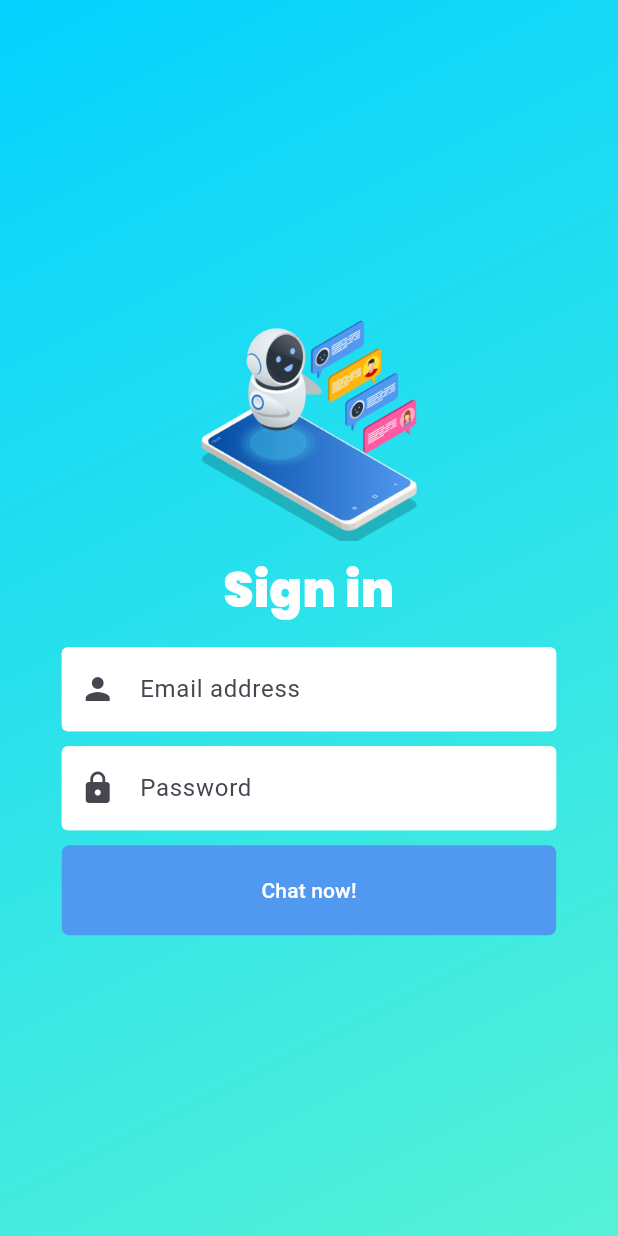
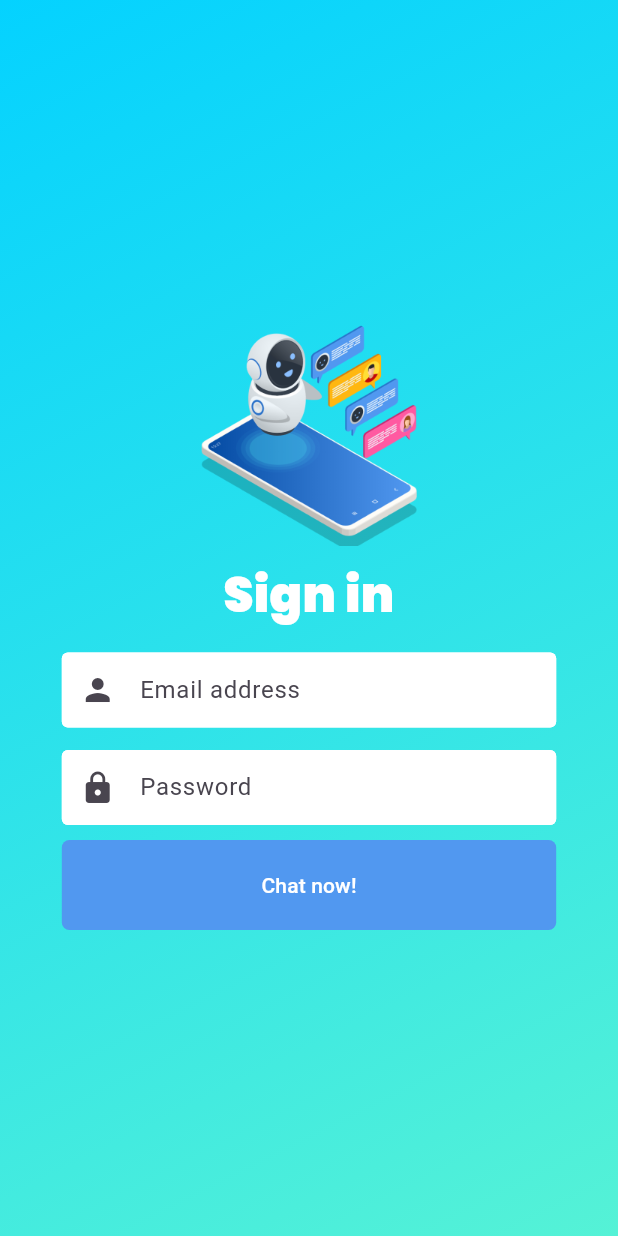
Before and after one commit to Isagani-lapira/chat_app, a Flutter app: the LoginScreen screen opened by its route, on a phone screen of 412 x 824 dp. Run offline on Flutter 3.47's test engine with Material 3 defaults, Android fonts, the phone set to English and light mode, and no system bars; our stand-ins replace rive.

Commit message:
Refractor: Text field reusability

```diff
--- a/chat_app/lib/screen/login_screen.dart
+++ b/chat_app/lib/screen/login_screen.dart
@@ -1,6 +1,7 @@
 import 'package:chat_app/utilities/const.dart';
 import 'package:chat_app/widgets/chatnow_button.dart';
 import 'package:chat_app/widgets/logo_widget.dart';
+import 'package:chat_app/widgets/textfield.dart';
 import 'package:flutter/material.dart';
 import 'package:flutter/services.dart';
 
@@ -33,38 +34,15 @@ class _LoginScreenState extends State<LoginScreen> {
               style: kTitleStyle,
               textAlign: TextAlign.center,
             ),
-            Container(
-              margin: const EdgeInsets.only(top: 15.0),
-              width: MediaQuery.of(context).size.width * 0.8,
-              child: const TextField(
-                decoration: InputDecoration(
-                  filled: true,
-                  fillColor: Colors.white,
-                  labelText: 'Email address',
-                  prefixIcon: Icon(Icons.person),
-                  border: OutlineInputBorder(),
-                  enabledBorder: OutlineInputBorder(
-                    borderSide: BorderSide(color: Colors.white),
-                  ),
-                ),
-              ),
+            const ChatTextField(
+              label: 'Email address',
+              iconData: Icons.person,
+              isObsured: false,
             ),
-            Container(
-              margin: const EdgeInsets.only(top: 10.0),
-              width: MediaQuery.of(context).size.width * 0.8,
-              child: const TextField(
-                obscureText: true,
-                decoration: InputDecoration(
-                  prefixIcon: Icon(Icons.lock),
-                  labelText: 'Password',
-                  fillColor: Colors.white,
-                  filled: true,
-                  border: OutlineInputBorder(),
-                  enabledBorder: OutlineInputBorder(
-                    borderSide: BorderSide(color: Colors.white),
-                  ),
-                ),
-              ),
+            const ChatTextField(
+              label: 'Password',
+              iconData: Icons.lock,
+              isObsured: true,
             ),
             Container(
               margin: const EdgeInsets.only(top: 10.0),
--- a/chat_app/lib/widgets/logo_widget.dart
+++ b/chat_app/lib/widgets/logo_widget.dart
@@ -1,5 +1,4 @@
 import 'package:flutter/material.dart';
-import 'package:rive/rive.dart';
 
 class ChatLogo extends StatelessWidget {
   final double logoSize;
--- /dev/null
+++ b/chat_app/lib/widgets/textfield.dart
@@ -0,0 +1,34 @@
+import 'package:flutter/material.dart';
+
+class ChatTextField extends StatelessWidget {
+  final String label;
+  final IconData iconData;
+  final bool isObsured;
+  const ChatTextField({
+    super.key,
+    required this.label,
+    required this.iconData,
+    required this.isObsured,
+  });
+
+  @override
+  Widget build(BuildContext context) {
+    return Container(
+      margin: const EdgeInsets.only(top: 15.0),
+      width: MediaQuery.of(context).size.width * 0.8,
+      child: TextField(
+        style: const TextStyle(fontSize: 12.0),
+        decoration: InputDecoration(
+          filled: true,
+          fillColor: Colors.white,
+          labelText: label,
+          prefixIcon: Icon(iconData),
+          border: const OutlineInputBorder(),
+          enabledBorder: const OutlineInputBorder(
+            borderSide: BorderSide(color: Colors.white),
+          ),
+        ),
+      ),
+    );
+  }
+}
```
